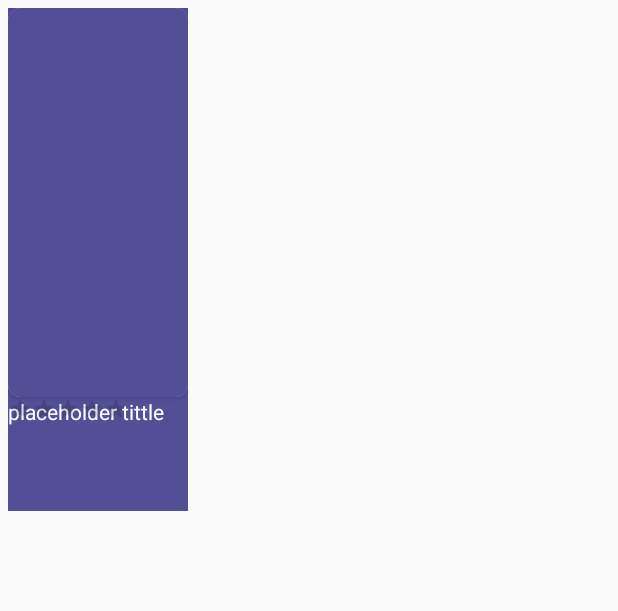
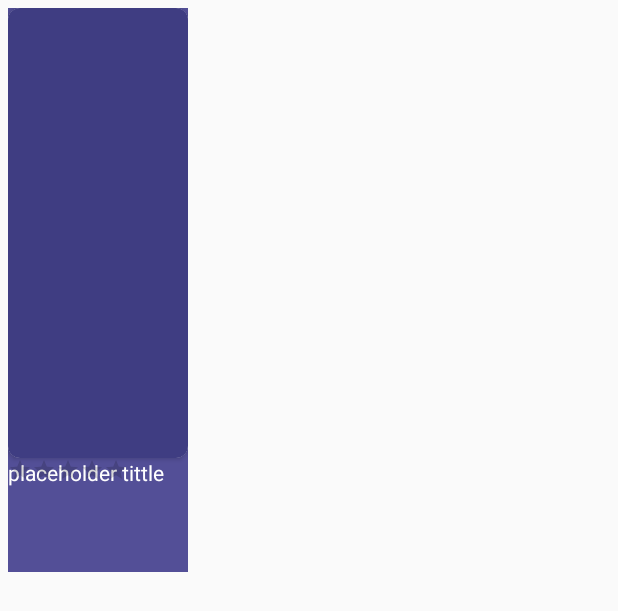
Before and after one commit to f3Llx/Cineer_app, an Android app: the layout movie_popular_item.xml on its own in the app's theme, with its tools: preview values and no code run, on a phone screen of 412 x 824 dp. Shown: the top 611 px of the screen. Run offline under Robolectric (Android 15) with nearby library versions, the phone set to English and light mode, and no system bars.

Commit message:
Quality of life improvements v2
se añaden funciones a la master branch

```diff
--- a/cineer/app/src/main/java/com/example/cineer/Movies_Trailer/Fragment_Trailer.java
+++ b/cineer/app/src/main/java/com/example/cineer/Movies_Trailer/Fragment_Trailer.java
@@ -17,7 +17,6 @@ public class Fragment_Trailer extends Fragment {
     public View onCreateView(LayoutInflater inflater, ViewGroup container,Bundle savedInstanceState) {
         view = inflater.inflate(R.layout.fragment_trailers, container, false);
        loadTrailer(view,"TcMBFSGVi1c");
-
         return view;
 
 
--- /dev/null
+++ b/cineer/app/src/main/res/drawable/ic_arrow_drop_up_black_24dp.xml
@@ -0,0 +1,4 @@
+<vector android:height="48dp" android:viewportHeight="24.0"
+    android:viewportWidth="24.0" android:width="48dp" xmlns:android="http://schemas.android.com/apk/res/android">
+    <path android:fillColor="#FF000000" android:pathData="M7,14l5,-5 5,5z"/>
+</vector>
--- a/cineer/app/src/main/res/layout/movie_popular_item.xml
+++ b/cineer/app/src/main/res/layout/movie_popular_item.xml
@@ -50,13 +50,13 @@
         <ImageView
             android:id="@+id/movie_popular_poster"
             android:layout_width="match_parent"
-            android:layout_height="match_parent"
+            android:layout_height="wrap_content"
+            android:background="@color/colorPrimary"
             android:foreground="?android:attr/selectableItemBackground"
-            android:maxHeight="200dp"
-            android:minHeight="200dp"
+            android:maxHeight="300dp"
+            android:minHeight="300dp"
             android:scaleType="centerCrop"
-            android:tintMode="src_over"
-            app:srcCompat="@drawable/placeholder" />
+            android:tintMode="src_over" />
 
     </androidx.cardview.widget.CardView>
 
```
Also changed, not shown: cineer/app/src/main/java/com/example/cineer/Movies_Popular/Fragment_Popular.java (+38 -0 lines), cineer/app/src/main/res/anim/blink.xml (added, +8 -0 lines), cineer/app/src/main/res/anim/fade_out.xml (added, +11 -0 lines), cineer/app/src/main/res/drawable/roundbutton.xml (added, +13 -0 lines), cineer/app/src/main/res/layout/fragment_popular.xml (+15 -0 lines), cineer/app/src/main/res/drawable/placeholder.PNG.
